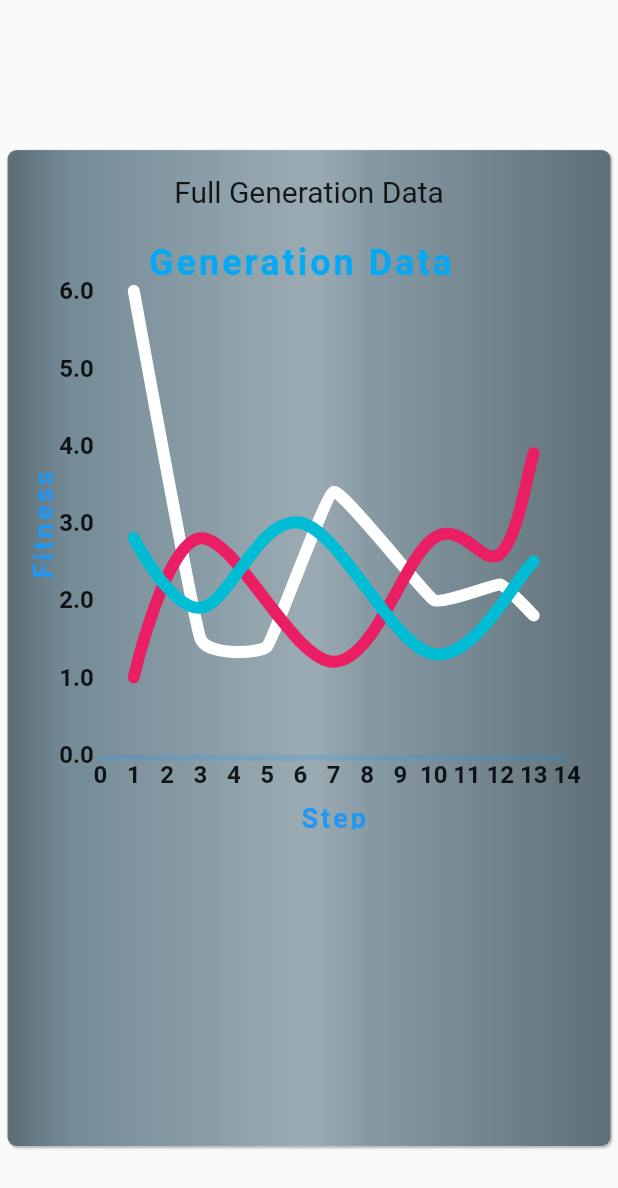
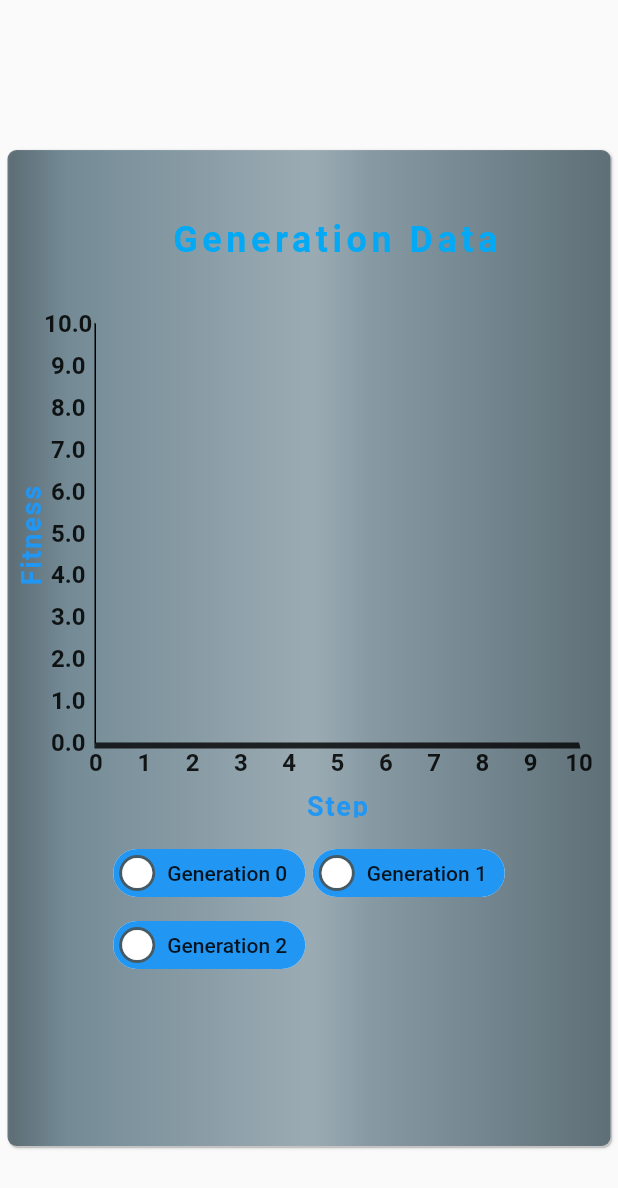
Before and after one commit to Charles-Thomson/MLApplication_FrontEnd_Flutter, a Flutter app: the FullDataPopOut widget shown alone on an empty page, opened directly, on a phone screen of 412 x 824 dp. Shown: the top 1188 px of the screen. Run offline on Flutter 3.47's test engine with Material 2 defaults, Android fonts, the phone set to English and light mode, and no system bars; drawn by our look-alikes of fl_chart; our stand-ins replace google_fonts.

Commit message:
Implementing more graph related elements

```diff
--- a/lib/widgets/full_data_nav_bar/full_data_graphs.dart
+++ b/lib/widgets/full_data_nav_bar/full_data_graphs.dart
@@ -1,18 +1,13 @@
 import 'package:fl_chart/fl_chart.dart';
 import 'package:flutter/material.dart';
 import 'package:ann_app/widgets/full_data_nav_bar/graph_data_processing.dart';
-import 'dart:convert';
 
 class CustomLineChart extends StatelessWidget{
-  const CustomLineChart({super.key, required this.dataSet});
+  const CustomLineChart({super.key, required this.maxXAxis, required this.maxYAxis, required this.lineChartPlots});
 
-  final String dataSet;
-
-
-  // List<double> lineBarData ;
-  // var double xAxisMax - xAxisMin
-  // var double yAxisMax - yAxisMin
-
+  final double maxXAxis;
+  final double maxYAxis;
+  final List<LineChartBarData> lineChartPlots;
 
   LineTouchData get lineTouchData1 => LineTouchData(
     handleBuiltInTouches: true,
@@ -27,8 +22,8 @@ class CustomLineChart extends StatelessWidget{
     show: true,
     border: Border(
       bottom:
-      BorderSide(color: Colors.blue.withOpacity(0.2), width: 4),
-      left: const BorderSide(color: Colors.transparent),
+      BorderSide(color: Colors.black12.withOpacity(0.8), width: 4),
+      left: const BorderSide(color: Colors.black),
       right: const BorderSide(color: Colors.transparent),
       top: const BorderSide(color: Colors.transparent),
     ),
@@ -42,7 +37,7 @@ class CustomLineChart extends StatelessWidget{
       axisNameWidget: const Text("Step", style: TextStyle(
           fontSize: 18,
           fontWeight: FontWeight.bold,
-          letterSpacing: 2,
+          letterSpacing: 1.2,
           color: Colors.blue
       ),),
       axisNameSize: 18
@@ -54,6 +49,15 @@ class CustomLineChart extends StatelessWidget{
 
 
     topTitles:  AxisTitles(
+      axisNameWidget: const Text("Generation Data",
+          style: TextStyle(
+              fontSize: 24,
+              fontWeight: FontWeight.bold,
+              letterSpacing: 3,
+              color: Colors.lightBlue
+          ), textAlign: TextAlign.center
+      ),
+      axisNameSize: 30,
       sideTitles: topTiles(),
     ),
 
@@ -62,7 +66,7 @@ class CustomLineChart extends StatelessWidget{
       axisNameWidget: const Text("Fitness", style: TextStyle(
         fontSize: 18,
         fontWeight: FontWeight.bold,
-        letterSpacing: 2,
+        letterSpacing: 1.2,
         color: Colors.blue
       ),),
       axisNameSize: 18,
@@ -78,21 +82,21 @@ class CustomLineChart extends StatelessWidget{
   );
 
   SideTitles leftTitles() => SideTitles(
-    getTitlesWidget: leftTitleWidgetsV2,
+    getTitlesWidget: leftTitleWidgets,
     showTitles: true,
     interval: 1,
-    reservedSize: 30,
+    reservedSize: 35,
   );
 
   SideTitles get bottomTitles => SideTitles(
     showTitles: true,
     reservedSize: 28,
     interval: 1,
-    getTitlesWidget: bottomTitleWidgetsV2,
+    getTitlesWidget: bottomTitleWidgets,
   );
 
 
-Widget bottomTitleWidgetsV2 (double value, TitleMeta meta){
+Widget bottomTitleWidgets (double value, TitleMeta meta){
     const style = TextStyle(
       fontWeight: FontWeight.bold,
       fontSize: 16,
@@ -102,7 +106,7 @@ Widget bottomTitleWidgetsV2 (double value, TitleMeta meta){
     return Text(newValue.toString(), style: style, textAlign: TextAlign.center);
   }
 
-Widget leftTitleWidgetsV2 (double value, TitleMeta meta){
+Widget leftTitleWidgets (double value, TitleMeta meta){
   const style = TextStyle(
     fontWeight: FontWeight.bold,
     fontSize: 16,
@@ -110,92 +114,15 @@ Widget leftTitleWidgetsV2 (double value, TitleMeta meta){
   return Text(value.toString(), style: style, textAlign: TextAlign.center);
 }
 
-  Widget topTitleWidgets(double value, TitleMeta meta) {
 
-    Widget text;
-    text = const Text("");
-    if(value == 6.0){
-      text = const Padding(
-        padding: EdgeInsets.all(8.0),
-        child: Text("Generation Data",
-            style: TextStyle(
-                fontSize: 24,
-                fontWeight: FontWeight.bold,
-                letterSpacing: 2,
-                color: Colors.lightBlue
-            ), textAlign: TextAlign.center
-        ),
-      );
-    }
+  // Depricated depending on Title tile of topTile
+  Widget topTitleWidgets(double value, TitleMeta meta) => const Text("");
 
-    return text;
-  }
 
-  LineChartBarData get lineChartBarData1_1 => LineChartBarData(
-    curveSmoothness: 0.1,
-    isCurved: true,
-    color: Colors.white,
-    barWidth: 8,
-    isStrokeCapRound: true,
-    dotData:  FlDotData(show: false),
-    belowBarData: BarAreaData(show: false),
-    spots: const [
-      FlSpot(1, 6),
-      FlSpot(3, 1.5),
-      FlSpot(5, 1.4),
-      FlSpot(7, 3.4),
-      FlSpot(10, 2),
-      FlSpot(12, 2.2),
-      FlSpot(13, 1.8),
-    ],
-  );
-
-  LineChartBarData get lineChartBarData1_2 => LineChartBarData(
-    isCurved: true,
-    color: Colors.pink,
-    barWidth: 8,
-    isStrokeCapRound: true,
-    dotData:  FlDotData(show: false),
-    belowBarData: BarAreaData(
-      show: false,
-      color: Colors.pink.withOpacity(0),
-    ),
-    spots: const [
-      FlSpot(1, 1),
-      FlSpot(3, 2.8),
-      FlSpot(7, 1.2),
-      FlSpot(10, 2.8),
-      FlSpot(12, 2.6),
-      FlSpot(13, 3.9),
-    ],
-  );
-
-  LineChartBarData get lineChartBarData1_3 => LineChartBarData(
-    isCurved: true,
-    color: Colors.cyan,
-    barWidth: 8,
-    isStrokeCapRound: true,
-    dotData:  FlDotData(show: false),
-    belowBarData: BarAreaData(show: false),
-    spots: const [
-      FlSpot(1, 2.8),
-      FlSpot(3, 1.9),
-      FlSpot(6, 3),
-      FlSpot(10, 1.3),
-      FlSpot(13, 2.5),
-    ],
-  );
-
-  List<LineChartBarData> get lineBarsData1 => [
-    lineChartBarData1_1,
-    lineChartBarData1_2,
-    lineChartBarData1_3,
-  ];
 
   @override
   Widget build(BuildContext context){
 
-    processJsonData(dataSet);
     return  Material(
       color: Colors.transparent,
       child: LineChart(
@@ -205,15 +132,16 @@ Widget leftTitleWidgetsV2 (double value, TitleMeta meta){
             titlesData: titlesData1,
             gridData: gridData,
             borderData: borderData,
-            lineBarsData: lineBarsData1,
+            lineBarsData: lineChartPlots,
 
             minX: 0,
-            maxX: 14,
-            maxY: 6,
+            maxX: maxXAxis,
+            maxY: maxYAxis,
             minY: 0,
       )
 
       ),
+
     );
   }
 
--- a/lib/widgets/full_data_nav_bar/full_data_nav_bar.dart
+++ b/lib/widgets/full_data_nav_bar/full_data_nav_bar.dart
@@ -1,9 +1,11 @@
 
-import 'dart:convert';
-
+import 'package:ann_app/widgets/full_data_nav_bar/graph_data_processing.dart';
+import 'package:fl_chart/fl_chart.dart';
 import 'package:flutter/material.dart';
 import 'package:ann_app/widgets/hero_route.dart';
 import 'package:ann_app/widgets/full_data_nav_bar/full_data_graphs.dart';
+
+import 'graph_test_data.dart';
 
 const String _fulldatapopouttag = "animation-selection-pop-out";
 
@@ -47,64 +49,16 @@ class FullDataPopOut extends StatefulWidget{
 }
 
 class _FullDataPopOut extends State<FullDataPopOut>{
+  List<int> selectedValue = [];
+  var testData = jsonGraphTestData;
 
-  var testData = {
-    "number_of_generations": "3",
-    "max_steps": "10",
-    "max_fitness": "10.0",
-    "payloadData": {
-    "gen_0": {
-      "total_steps": "10",
-      "total_fitness": "10.0",
-      "fitness_by_step":
-      [0.0,
-        1.2,
-        3.4,
-        6.6,
-        6.8,
-        7.5,
-        8.0,
-        9.5,
-        10]
-    },
-      "gen_1": {
-        "total_steps": "10",
-        "total_fitness": "10.0",
-        "fitness_by_step":
-        [0.1,
-          1.2,
-          3.4,
-          6.6,
-          6.8,
-          7.5,
-          8.0,
-          9.5,
-          10]
-      },
-      "gen_2": {
-        "total_steps": "10",
-        "total_fitness": "10.0",
-        "fitness_by_step":
-        [0.2,
-          1.2,
-          3.4,
-          6.6,
-          6.8,
-          7.5,
-          8.0,
-          9.5,
-          10]
-      }
-    },
-  };
-
-
-
-
+  double get getMaxX => getMaxXValue(testData);
+  double get getMaxY => getMaxYValue(testData);
+  int get numberOfGenerations => getNumberOfGenerations(testData);
+  List<LineChartBarData> get getSelectedLineBarsData => generateLineChartBarData(testData, selectedValue);
 
   @override
   Widget build(BuildContext context) {
-    var thisData = json.encode(testData);
     return Center(
       child: Padding(
           padding: const EdgeInsets.fromLTRB(5, 100, 5, 60),
@@ -136,23 +90,13 @@ class _FullDataPopOut extends State<FullDataPopOut>{
                   ),
 
                   child: Center(
-                    child: Padding(
-                      padding: const EdgeInsets.all(8.0),
-                      child:
-                    Column(
+                    child: Material(
+                      color: Colors.transparent,
+                      child: Column(
                         //mainAxisAlignment: MainAxisAlignment.center,
                           children:    [
-                          SizedBox(
+                            const SizedBox(
                                 height: 40,
-                              child: Material(
-                                color: Colors.white.withOpacity(0),
-                                child: const Padding(
-                                  padding: EdgeInsets.all(8.0),
-                                  child: Text(
-                                      style: TextStyle(fontSize: 20)
-                                      ,"Full Generation Data"),
-                                ),
-                              )
                             ),
 
                              Padding(
@@ -160,13 +104,35 @@ class _FullDataPopOut extends State<FullDataPopOut>{
                               child: SizedBox(
                                 height: 400,
                                 width: 400,
-                              // Want to pass in:
-                              // Axis Sizes
-                              // Then full data
-                              child: CustomLineChart(dataSet: thisData),
-
+                                // -> xAxis, yAxis, Selected Data
+                                child: CustomLineChart(maxXAxis: getMaxX, maxYAxis: getMaxY,lineChartPlots: getSelectedLineBarsData),
                                 ),
                             ),
+                             Padding(
+                               padding: const EdgeInsets.all(8.0),
+                               child: Wrap(
+                                 spacing: 5,
+                                 direction: Axis.horizontal,
+                                 children: List<Widget>.generate(numberOfGenerations,(int index){
+                                   return ChoiceChip(
+                                      backgroundColor: Colors.blue,
+                                       selectedColor: Colors.red,
+                                       label: Text("Generation $index"),
+                                       avatar: CircleAvatar(
+                                           child: Icon(selectedValue.contains(index) ? Icons.check : Icons.circle)
+                                       ),
+                                       selected: selectedValue.contains(index),
+                                       onSelected: (bool selected){
+                                         setState(() {
+                                           selectedValue.contains(index) ? selectedValue.remove(index) : selectedValue.add(index);
+
+                                         });
+                                       },
+                                   );
+                                 }
+                                 ).toList()
+                               ),
+                             )
 
                           ]
                       ),
--- a/lib/widgets/full_data_nav_bar/graph_data_processing.dart
+++ b/lib/widgets/full_data_nav_bar/graph_data_processing.dart
@@ -1,49 +1,81 @@
 import 'dart:convert';
+import 'dart:math';
+import 'package:fl_chart/fl_chart.dart';
+import 'package:flutter/material.dart';
 
-void processJsonData(var dataSet){
+List<LineChartBarData> generateLineChartBarData(var dataSet, List<int> selectedGenerations){
   var data = json.decode(dataSet);
 
   int numberOfGenerations = int.parse(data["number_of_generations"]);
-  int maxSteps = int.parse(data["max_steps"]);
-  double maxFitness = double.parse(data["max_fitness"]);
 
   var payloadData = data["payloadData"];
-  List<List<double>> graphPlotPoints = [];
+  List<LineChartBarData> builtLineBarChatData = [];
 
-  // this works
   for(int i = 0; i < numberOfGenerations; i++){
+    List<dynamic> thisPlotPoints = payloadData["gen_$i"]["fitness_by_step"];
+    List<FlSpot> newSpotPoints = buildFLSpotPoints(thisPlotPoints);
+    LineChartBarData newLineBarChartData = buildLineBarChartData(newSpotPoints);
+    builtLineBarChatData.add(newLineBarChartData);
+  }
+  List<LineChartBarData> selectedBuiltLineBarChatData = [];
 
-    // Current cast issue as it comes out of the payload as dynamic
-    // need double
-    // can take as dynamic and cast later
-    var thisPlotPoints = payloadData["gen_$i"]["fitness_by_step"];
-    print(thisPlotPoints.runtimeType);
-    //graphPlotPoints.add(thisPlotPoints);
+  // Add the selected ges to the return list
+  for(int x = 0; x < selectedGenerations.length + 1; x++){
+    if(selectedGenerations.contains(x)){
+      selectedBuiltLineBarChatData.add(builtLineBarChatData[x]);
+    }
   }
-  print(graphPlotPoints);
+  //print(selectedBuiltLineBarChatData);
+  return selectedBuiltLineBarChatData;
+}
 
+double getMaxXValue(dataSet){
+  var data = json.decode(dataSet);
+  double maxSteps = double.parse(data["max_steps"]);
+  return maxSteps;
+}
+
+double getMaxYValue(dataSet){
+  var data = json.decode(dataSet);
+  double maxFitness = double.parse(data["max_fitness"]);
+  return maxFitness;
+}
+
+int getNumberOfGenerations(dataSet){
+  var data = json.decode(dataSet);
+  int numberOfGenerations = int.parse(data["number_of_generations"]);
+  return numberOfGenerations;
 
 }
 
+// Building the full LineBarChartData Element
+LineChartBarData buildLineBarChartData(List<FlSpot> newSpotPoints){
+  LineChartBarData newLineChartBarData = LineChartBarData(
+      curveSmoothness: 0.0,
+      isCurved: true,
+      color: Colors.primaries[Random().nextInt(Colors.primaries.length)],
+      barWidth: 4,
+      isStrokeCapRound: true,
+      dotData:  FlDotData(show: false),
+      belowBarData: BarAreaData(show: false),
+      spots: newSpotPoints,
+);
 
+    return newLineChartBarData;
+}
 
-// TODO: Looking to convert the Json data into this format
+// Building the Data points
+List<FlSpot> buildFLSpotPoints(List plotPoints){
+  List<FlSpot> builtPoints = [];
+  List<double>? doublePlotPoints = plotPoints.map((item) => item.toDouble()).cast<double>().toList();
 
-// LineChartBarData get lineChartBarData1_1 => LineChartBarData(
-//   curveSmoothness: 0.1,
-//   isCurved: true,
-//   color: Colors.white,
-//   barWidth: 8,
-//   isStrokeCapRound: true,
-//   dotData:  FlDotData(show: false),
-//   belowBarData: BarAreaData(show: false),
-//   spots: const [
-//     FlSpot(1, 6),
-//     FlSpot(3, 1.5),
-//     FlSpot(5, 1.4),
-//     FlSpot(7, 3.4),
-//     FlSpot(10, 2),
-//     FlSpot(12, 2.2),
-//     FlSpot(13, 1.8),
-//   ],
-// );
+  for(int index = 0; index < plotPoints.length; index++){
+    double step = index.toDouble();
+    double fitness = doublePlotPoints[index];
+    FlSpot newPoint = FlSpot(step, fitness);
+    builtPoints.add(newPoint);
+  }
+
+  return builtPoints;
+
+}
--- /dev/null
+++ b/lib/widgets/full_data_nav_bar/graph_test_data.dart
@@ -0,0 +1,53 @@
+import 'dart:convert';
+
+var graphTestData = {
+  "number_of_generations": "3",
+  "max_steps": "10",
+  "max_fitness": "10.0",
+  "payloadData": {
+    "gen_0": {
+      "total_steps": "10",
+      "total_fitness": "10.0",
+      "fitness_by_step":
+      [0.0,
+        1.2,
+        2.4,
+        2.6,
+        3.8,
+        4.5,
+        5.0,
+        5.5,
+        6]
+    },
+    "gen_1": {
+      "total_steps": "10",
+      "total_fitness": "10.0",
+      "fitness_by_step":
+      [0.6,
+        1.6,
+        3.4,
+        4.6,
+        4.8,
+        5.5,
+        6.0,
+        6.5,
+        6]
+    },
+    "gen_2": {
+      "total_steps": "10",
+      "total_fitness": "10.0",
+      "fitness_by_step":
+      [0.6,
+        1.6,
+        3.4,
+        4.6,
+        4.8,
+        5.5,
+        6.0,
+        6.5,
+        6]
+    },
+  },
+};
+
+var jsonGraphTestData = json.encode(graphTestData);
```
Also changed, not shown: lib/pages/home_page.dart (+5 -3 lines). Lines whose indentation alone changed are shown as unchanged.
